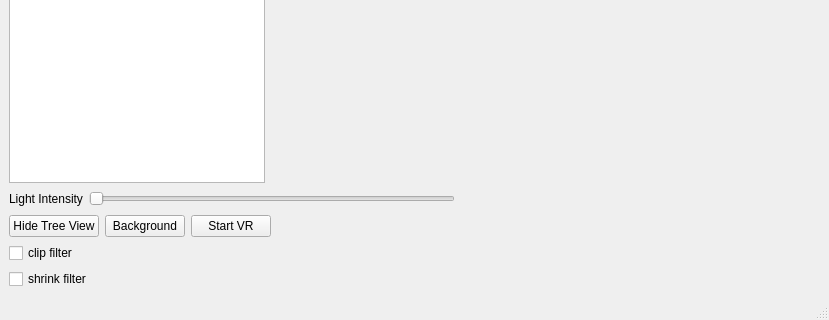
Before: the Qt Designer form GUI/mainwindow.ui in ninyo999/2024_EEEE2076_GROUP6, drawn with Qt 5; both pictures show x 0 to 829 and y 307 to 627 of the 829 by 627 pixel window.
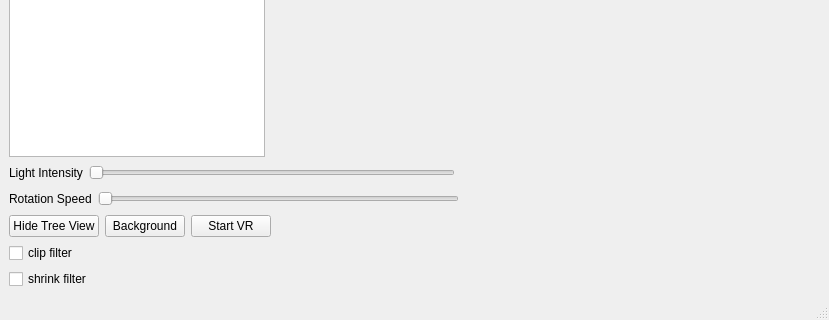
After: the same form once the commit is applied. Icons and pictures are not drawn. Custom widgets are drawn as their Qt base class.

Commit message: VR Test waiipati 1.0.0

```diff
--- a/GUI/mainwindow.ui
+++ b/GUI/mainwindow.ui
@@ -80,6 +80,37 @@
       </item>
      </layout>
     </item>
+    <item>
+     <layout class="QHBoxLayout" name="horizontalLayout_5">
+      <item>
+       <widget class="QLabel" name="label_2">
+        <property name="text">
+         <string>Rotation Speed</string>
+        </property>
+       </widget>
+      </item>
+      <item>
+       <widget class="QSlider" name="horizontalSlider_2">
+        <property name="orientation">
+         <enum>Qt::Orientation::Horizontal</enum>
+        </property>
+       </widget>
+      </item>
+      <item>
+       <spacer name="horizontalSpacer_3">
+        <property name="orientation">
+         <enum>Qt::Orientation::Horizontal</enum>
+        </property>
+        <property name="sizeHint" stdset="0">
+         <size>
+          <width>40</width>
+          <height>20</height>
+         </size>
+        </property>
+       </spacer>
+      </item>
+     </layout>
+    </item>
     <item>
      <layout class="QHBoxLayout" name="horizontalLayout_2">
       <item>
```
Left out of the diff: 2 changed lines with no effect on the pictures. The commit also changes 2 other files.
